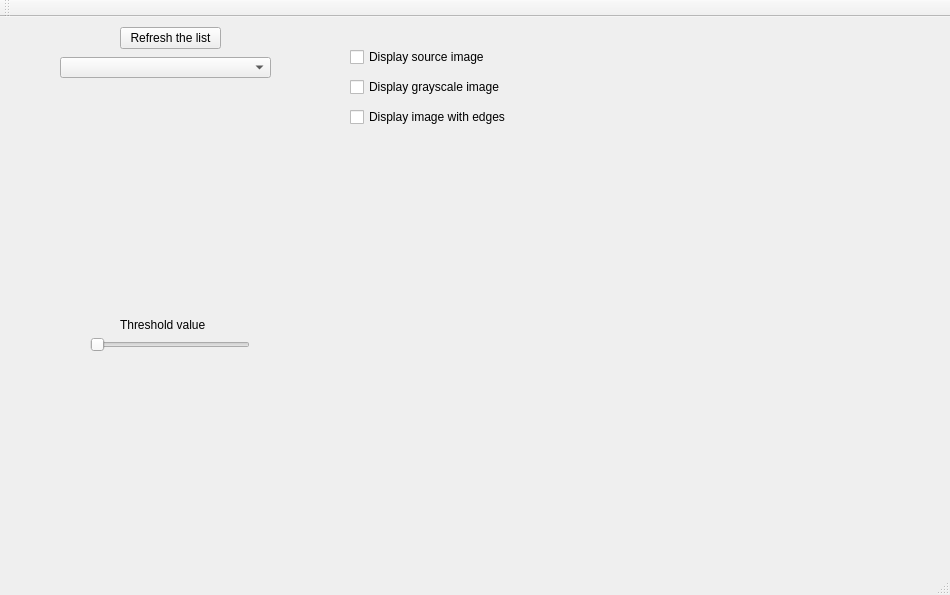
Qt form Application/mainwindow.ui (wiici/Apple-Grading-System) before a commit.
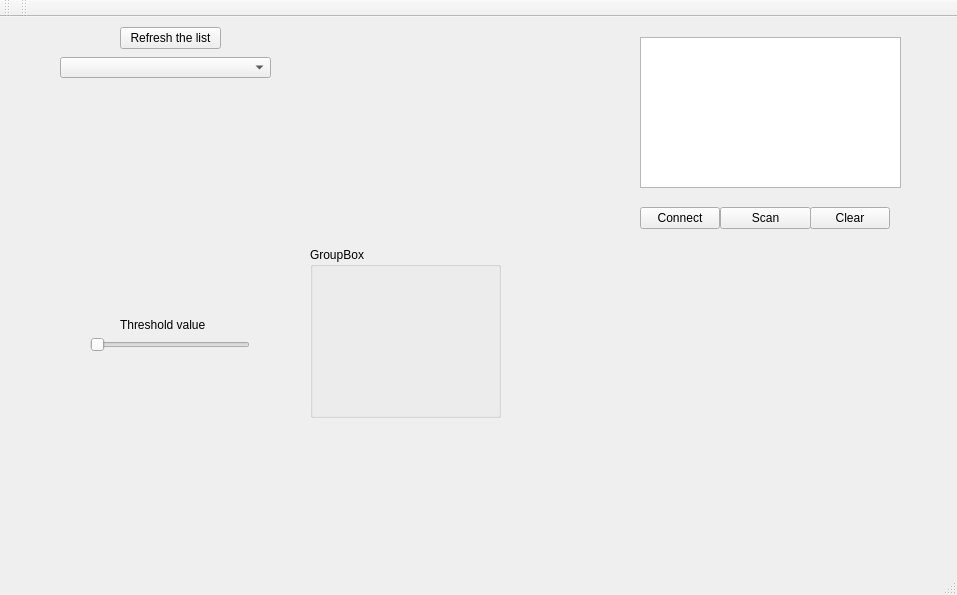
The same form after that commit.

```diff
--- a/Application/mainwindow.ui
+++ b/Application/mainwindow.ui
@@ -6,7 +6,7 @@
    <rect>
     <x>0</x>
     <y>0</y>
-    <width>950</width>
+    <width>957</width>
     <height>595</height>
    </rect>
   </property>
@@ -109,43 +109,69 @@
      <string>Threshold value</string>
     </property>
    </widget>
-   <widget class="QCheckBox" name="displaySourceImage_checkBox">
+   <widget class="QListWidget" name="listOfBTdevices_listWidget">
     <property name="geometry">
      <rect>
-      <x>350</x>
-      <y>30</y>
-      <width>161</width>
-      <height>20</height>
+      <x>640</x>
+      <y>20</y>
+      <width>261</width>
+      <height>151</height>
      </rect>
     </property>
+   </widget>
+   <widget class="QPushButton" name="scanBT_Button">
+    <property name="geometry">
+     <rect>
+      <x>720</x>
+      <y>190</y>
+      <width>91</width>
+      <height>22</height>
+     </rect>
+    </property>
     <property name="text">
-     <string>Display source image</string>
+     <string>Scan</string>
     </property>
    </widget>
-   <widget class="QCheckBox" name="displayGrayscaleImage_checkBox">
+   <widget class="QPushButton" name="connectToBT_Button">
     <property name="geometry">
      <rect>
-      <x>350</x>
-      <y>60</y>
-      <width>161</width>
-      <height>20</height>
+      <x>640</x>
+      <y>190</y>
+      <width>80</width>
+      <height>22</height>
      </rect>
     </property>
     <property name="text">
-     <string>Display grayscale image</string>
+     <string>Connect</string>
     </property>
    </widget>
-   <widget class="QCheckBox" name="displayEdgesImage_checkBox">
+   <widget class="QPushButton" name="clearBTlist_Button">
     <property name="geometry">
      <rect>
-      <x>350</x>
-      <y>90</y>
-      <width>161</width>
-      <height>20</height>
+      <x>810</x>
+      <y>190</y>
+      <width>80</width>
+      <height>22</height>
      </rect>
     </property>
     <property name="text">
-     <string>Display image with edges</string>
+     <string>Clear</string>
+    </property>
+   </widget>
+   <widget class="QGroupBox" name="groupBox">
+    <property name="geometry">
+     <rect>
+      <x>310</x>
+      <y>230</y>
+      <width>191</width>
+      <height>171</height>
+     </rect>
+    </property>
+    <property name="title">
+     <string>GroupBox</string>
+    </property>
+    <property name="alignment">
+     <set>Qt::AlignLeading|Qt::AlignLeft|Qt::AlignTop</set>
     </property>
    </widget>
   </widget>
@@ -168,6 +194,17 @@
    </attribute>
   </widget>
   <widget class="QStatusBar" name="statusBar"/>
+  <widget class="QToolBar" name="toolBar">
+   <property name="windowTitle">
+    <string>toolBar</string>
+   </property>
+   <attribute name="toolBarArea">
+    <enum>TopToolBarArea</enum>
+   </attribute>
+   <attribute name="toolBarBreak">
+    <bool>false</bool>
+   </attribute>
+  </widget>
  </widget>
  <layoutdefault spacing="6" margin="11"/>
  <resources/>
```
Left out of the diff: 2 changed lines with no effect on the pictures.
